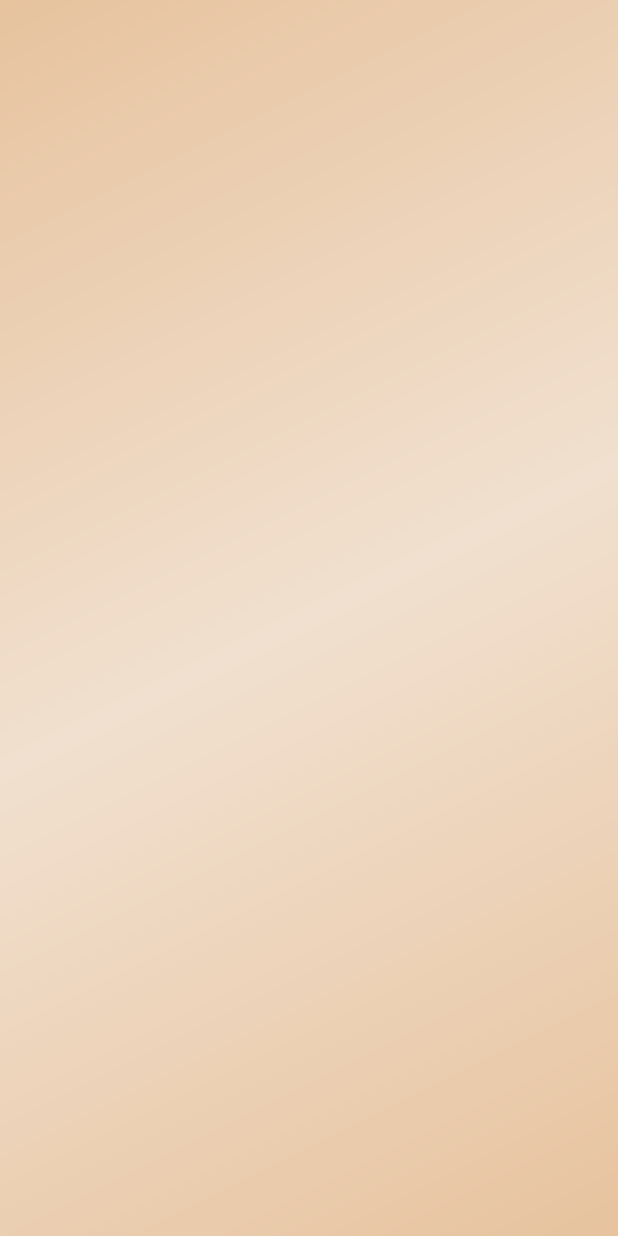
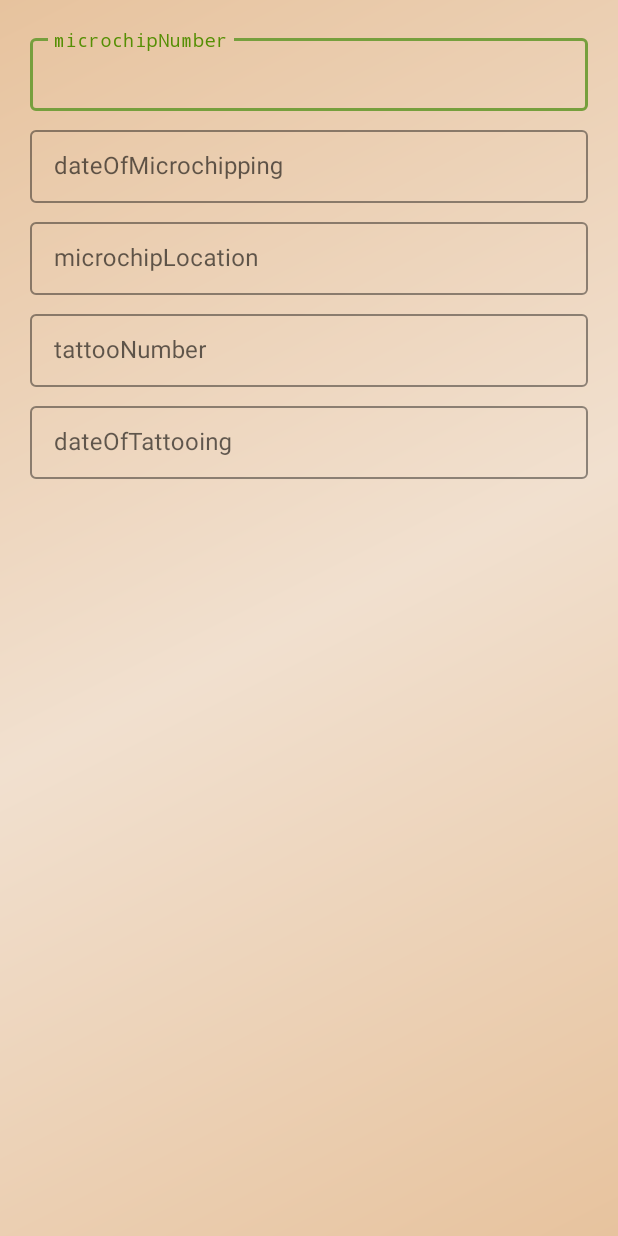
Before and after one commit to aily-hhh/Paws, an Android app: the fragment IdentificationFragment shown on its own in the app's theme, on a phone screen of 412 x 824 dp. Run offline under Robolectric (Android 15) with nearby library versions, the phone set to English and light mode, and no system bars; our stand-ins replace Dagger/Hilt's generated code.

```diff
--- a/app/src/main/java/com/hhh/paws/database/dao/NotesDao.kt
+++ b/app/src/main/java/com/hhh/paws/database/dao/NotesDao.kt
@@ -6,7 +6,7 @@ import com.hhh.paws.util.UiState
 interface NotesDao {
     fun getAllNotes(petName: String, result: (UiState<List<Notes>>) -> Unit)
     fun getNote(noteID: String, petName: String, result: (UiState<Notes>) -> Unit)
-    fun addNote(note: Notes, petName: String, result: (UiState<String>) -> Unit)
-    fun updateNote(note: Notes, petName: String, result: (UiState<String>) -> Unit)
-    fun deleteNote(noteID: String, petName: String, result: (UiState<String>) -> Unit)
+    suspend fun addNote(note: Notes, petName: String, result: (UiState<String>) -> Unit)
+    suspend fun updateNote(note: Notes, petName: String, result: (UiState<String>) -> Unit)
+    suspend fun deleteNote(noteID: String, petName: String, result: (UiState<String>) -> Unit)
 }
--- a/app/src/main/res/layout/fragment_identification.xml
+++ b/app/src/main/res/layout/fragment_identification.xml
@@ -1,11 +1,95 @@
 <?xml version="1.0" encoding="utf-8"?>
 <androidx.constraintlayout.widget.ConstraintLayout xmlns:android="http://schemas.android.com/apk/res/android"
+    xmlns:app="http://schemas.android.com/apk/res-auto"
     xmlns:tools="http://schemas.android.com/tools"
     android:layout_width="match_parent"
     android:layout_height="match_parent"
-    xmlns:app="http://schemas.android.com/apk/res-auto"
     tools:context=".ui.petProfile.menu.identification.IdentificationFragment">
 
+    <ScrollView
+        android:layout_width="match_parent"
+        android:layout_height="wrap_content"
+        app:layout_constraintEnd_toEndOf="parent"
+        app:layout_constraintStart_toStartOf="parent"
+        app:layout_constraintTop_toTopOf="parent">
+
+        <LinearLayout
+            android:layout_width="match_parent"
+            android:layout_height="wrap_content"
+            android:orientation="vertical"
+            android:padding="20dp">
+
+            <com.google.android.material.textfield.TextInputLayout
+                style="@style/TextInput"
+                android:layout_width="match_parent"
+                android:layout_height="wrap_content"
+                android:layout_marginBottom="7dp"
+                android:hint="microchipNumber">
+
+                <com.google.android.material.textfield.TextInputEditText
+                    android:id="@+id/microchipNumber"
+                    android:layout_width="match_parent"
+                    android:layout_height="wrap_content"
+                    android:fontFamily="monospace" />
+            </com.google.android.material.textfield.TextInputLayout>
+
+            <com.google.android.material.textfield.TextInputLayout
+                style="@style/TextInput"
+                android:layout_width="match_parent"
+                android:layout_height="wrap_content"
+                android:layout_marginBottom="7dp"
+                android:hint="dateOfMicrochipping">
+
+                <com.google.android.material.textfield.TextInputEditText
+                    android:id="@+id/dateOfMicrochipping"
+                    android:layout_width="match_parent"
+                    android:layout_height="wrap_content"
+                    android:focusable="false" />
+            </com.google.android.material.textfield.TextInputLayout>
+
+            <com.google.android.material.textfield.TextInputLayout
+                style="@style/TextInput"
+                android:layout_width="match_parent"
+                android:layout_height="wrap_content"
+                android:layout_marginBottom="7dp"
+                android:hint="microchipLocation">
+
+                <com.google.android.material.textfield.TextInputEditText
+                    android:id="@+id/microchipLocation"
+                    android:layout_width="match_parent"
+                    android:layout_height="wrap_content" />
+            </com.google.android.material.textfield.TextInputLayout>
+
+            <com.google.android.material.textfield.TextInputLayout
+                style="@style/TextInput"
+                android:layout_width="match_parent"
+                android:layout_height="wrap_content"
+                android:layout_marginBottom="7dp"
+                android:hint="tattooNumber">
+
+                <com.google.android.material.textfield.TextInputEditText
+                    android:id="@+id/tattooNumber"
+                    android:layout_width="match_parent"
+                    android:layout_height="wrap_content" />
+            </com.google.android.material.textfield.TextInputLayout>
+
+            <com.google.android.material.textfield.TextInputLayout
+                style="@style/TextInput"
+                android:layout_width="match_parent"
+                android:layout_height="wrap_content"
+                android:layout_marginBottom="7dp"
+                android:hint="dateOfTattooing">
+
+                <com.google.android.material.textfield.TextInputEditText
+                    android:id="@+id/dateOfTattooing"
+                    android:layout_width="match_parent"
+                    android:layout_height="wrap_content"
+                    android:focusable="false" />
+            </com.google.android.material.textfield.TextInputLayout>
+
+        </LinearLayout>
+
+    </ScrollView>
 
 
 </androidx.constraintlayout.widget.ConstraintLayout>
--- a/app/src/main/res/layout/fragment_pet_profile_scrolling.xml
+++ b/app/src/main/res/layout/fragment_pet_profile_scrolling.xml
@@ -51,7 +51,7 @@
                 android:enabled="false"
                 android:fontFamily="monospace"
                 android:textColor="@color/cardview_dark_background"
-                android:paddingStart="4dp"
+                android:paddingStart="18dp"
                 android:text="@string/sex"
                 android:textSize="12sp"
                 tools:ignore="RtlSymmetry" />
@@ -71,6 +71,7 @@
 
                 <com.google.android.material.textfield.TextInputEditText
                     android:id="@+id/petBirthday"
+                    android:focusable="false"
                     android:layout_width="match_parent"
                     android:layout_height="wrap_content"/>
             </com.google.android.material.textfield.TextInputLayout>
--- a/app/src/main/res/values/styles.xml
+++ b/app/src/main/res/values/styles.xml
@@ -5,13 +5,18 @@
         <item name="elevation">30dp</item>
     </style>
 
-    <style name="MyAlertDialog" parent="Theme.MaterialComponents.DayNight.NoActionBar">
+    <style name="MyAlertDialog">
+        <item name="android:windowFrame">@null</item>
+        <item name="android:windowIsFloating">true</item>
+        <item name="android:windowContentOverlay">@null</item>
+        <item name="android:windowAnimationStyle">@android:style/Animation.Dialog</item>
+        <item name="android:windowBackground">@color/fui_transparent</item>
+        <item name="android:windowSoftInputMode">stateUnspecified|adjustPan</item>
+        <item name="android:colorBackgroundCacheHint">@null</item>
         <item name="android:background">@color/lightBeige</item>
-        <item name="android:textColor">@color/darkBrown</item>
         <item name="android:textColorPrimary">@color/darkBrown</item>
         <item name="colorPrimary">@color/darkBrown</item>
-        <item name="textColorAlertDialogListItem">@color/darkGreen</item>
-        <item name="itemTextColor">@color/darkGreen</item>
+        <item name="colorSecondary">@color/darkGreen</item>
     </style>
 
     <style name="TextInput" parent="Widget.MaterialComponents.TextInputLayout.OutlinedBox.Dense">
--- a/app/src/main/res/values/themes.xml
+++ b/app/src/main/res/values/themes.xml
@@ -11,15 +11,15 @@
         <item name="buttonStyle">@style/MyButton</item>
         <item name="android:buttonStyle">@style/MyButton</item>
         <item name="android:windowBackground">@drawable/background_light</item>
-        <!-- <item name="android:alertDialogStyle">@style/MyAlertDialog</item>
-        <item name="android:alertDialogTheme">@style/MyAlertDialog</item>
-        <item name="alertDialogTheme">@style/MyAlertDialog</item> -->
-        <item name="android:textColorPrimary">@color/darkBrown</item>
+        <item name="android:textColorPrimary">@color/lightGreen</item>
         <item name="android:textColor">@color/darkBrown</item>
         <item name="android:editTextColor">@color/darkBrown</item>
         <item name="floatingActionButtonStyle">@style/MyFloatActionButton</item>
         <item name="android:windowTranslucentStatus">true</item>
         <item name="android:windowTranslucentNavigation">true</item>
+        <item name="android:alertDialogTheme">@style/MyAlertDialog</item>
+        <item name="alertDialogTheme">@style/MyAlertDialog</item>
+        <item name="android:datePickerDialogTheme">@style/MyAlertDialog</item>
     </style>
 
     <style name="Theme.Paws.NoActionBar">
```
Also changed, not shown: app/src/main/java/com/hhh/paws/database/model/Notes.java (+44 -1 lines), app/src/main/java/com/hhh/paws/database/repository/NotesRepository.kt (+9 -4 lines), app/src/main/java/com/hhh/paws/database/viewModel/NotesViewModel.kt (+8 -0 lines), app/src/main/java/com/hhh/paws/ui/petProfile/menu/notes/DetailNoteFragment.kt (+17 -0 lines), app/src/main/java/com/hhh/paws/ui/petProfile/menu/notes/NotesAdapter.kt (+11 -0 lines), app/src/main/java/com/hhh/paws/ui/petProfile/menu/notes/NotesFragment.kt (+12 -6 lines), app/src/main/res/navigation/vet_passport_navigation.xml (+7 -1 lines).
